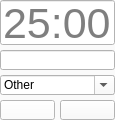
The window that task_timer_layout.ui (tlmohren/Task_timer) describes before a commit, drawn with Qt 5.
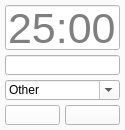
The same window after the commit. Icons and pictures are not drawn.

Commit message: remove editing ability when running

What changed in the file:
```diff
--- a/task_timer_layout.ui
+++ b/task_timer_layout.ui
@@ -6,8 +6,8 @@
    <rect>
     <x>0</x>
     <y>0</y>
-    <width>115</width>
-    <height>120</height>
+    <width>125</width>
+    <height>130</height>
    </rect>
   </property>
   <property name="palette">
@@ -469,10 +469,13 @@
   </property>
   <widget class="QWidget" name="centralwidget">
    <widget class="QLineEdit" name="lineEditTime">
+    <property name="enabled">
+     <bool>false</bool>
+    </property>
     <property name="geometry">
      <rect>
-      <x>0</x>
-      <y>0</y>
+      <x>5</x>
+      <y>5</y>
       <width>115</width>
       <height>45</height>
      </rect>
@@ -482,6 +485,11 @@
       <pointsize>32</pointsize>
      </font>
     </property>
+    <property name="styleSheet">
+     <string notr="true">background-color: rgb(255, 255, 255);
+alternate-background-color: rgb(0, 0, 0);
+color: rgb(0, 0, 0);</string>
+    </property>
     <property name="placeholderText">
      <string>25:00</string>
     </property>
@@ -489,8 +497,8 @@
    <widget class="QComboBox" name="comboBoxLabel">
     <property name="geometry">
      <rect>
-      <x>0</x>
-      <y>75</y>
+      <x>5</x>
+      <y>80</y>
       <width>115</width>
       <height>20</height>
      </rect>
@@ -514,8 +522,8 @@
    <widget class="QPushButton" name="pushButtonPlayPause">
     <property name="geometry">
      <rect>
-      <x>0</x>
-      <y>100</y>
+      <x>5</x>
+      <y>105</y>
       <width>55</width>
       <height>20</height>
      </rect>
@@ -966,7 +974,7 @@
      <cursorShape>PointingHandCursor</cursorShape>
     </property>
     <property name="styleSheet">
-     <string notr="true">background-color: rgb(255, 255, 255);</string>
+     <string notr="true"/>
     </property>
     <property name="text">
      <string/>
@@ -982,8 +990,8 @@
     </property>
     <property name="geometry">
      <rect>
-      <x>60</x>
-      <y>100</y>
+      <x>65</x>
+      <y>105</y>
       <width>55</width>
       <height>20</height>
      </rect>
@@ -998,8 +1006,8 @@
    <widget class="QLineEdit" name="lineEditTask">
     <property name="geometry">
      <rect>
-      <x>0</x>
-      <y>50</y>
+      <x>5</x>
+      <y>55</y>
       <width>115</width>
       <height>20</height>
      </rect>
```
The commit also changes 2 other files.
